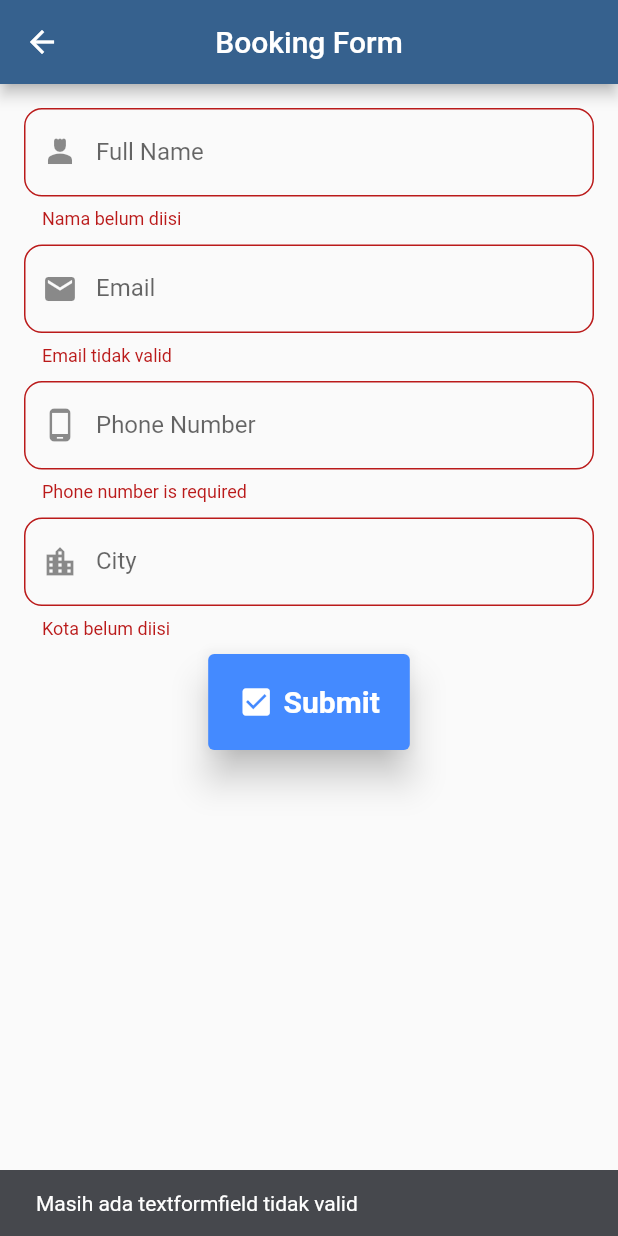
After one commit to kennethraff/FWidgetsAssignmentp1, a Flutter app: the BookingPage screen opened directly, after a tap on "Submit", on a phone screen of 412 x 824 dp. The commit adds this screen. Run offline on Flutter 3.47's test engine with Material 2 defaults, Android fonts, the phone set to English and light mode, and no system bars; our stand-ins replace email_validator.

Commit message:
Nambah booking page

```diff
--- /dev/null
+++ b/Challenge/lib/booking.dart
@@ -0,0 +1,222 @@
+import 'package:depd23_first/home.dart';
+import 'package:email_validator/email_validator.dart';
+import 'package:flutter/material.dart';
+import 'package:flutter/services.dart';
+
+class BookingPage extends StatefulWidget {
+  const BookingPage({super.key});
+
+  @override
+  State<BookingPage> createState() => _BookingPageState();
+}
+class NumericTextFormatter extends TextInputFormatter {
+  @override
+  TextEditingValue formatEditUpdate(
+      TextEditingValue oldValue, TextEditingValue newValue) {
+    // Use a regular expression to remove non-numeric characters from the input.
+    final newText = newValue.text.replaceAll(RegExp(r'[^0-9]'), '');
+    return TextEditingValue(
+      text: newText,
+      selection: TextSelection.fromPosition(
+        TextPosition(offset: newText.length),
+      ),
+    );
+  }
+}
+
+class _BookingPageState extends State<BookingPage> {
+
+  void _incrementCounter() {
+    setState(() {
+      // _counter++;
+    });
+  }
+
+  final _bookingkey = GlobalKey<FormState>();
+  final crtlName = TextEditingController();
+  final crtlEmail = TextEditingController();
+  final crtlPhone = TextEditingController();
+  final crtlCity = TextEditingController();
+  bool _isHide = true;
+
+
+
+
+String? validatePhoneNumber(String? value) {
+  if (value == null || value.isEmpty) {
+    return 'Phone number is required';
+  }
+  if (value.length < 8) {
+    return 'Phone number must be at least 8 digits';
+  } else if (value.length > 13) {
+    return 'Phone number must be less than 15 digits';
+  }
+  return null;
+}
+
+
+
+
+
+  void showInformationDialog(BuildContext context) {
+    showDialog(
+      context: context,
+      builder: (BuildContext context) {
+        return AlertDialog(
+          title: Text("Booking Confirmation"),
+          content: Column(
+            mainAxisSize: MainAxisSize.min,
+            crossAxisAlignment: CrossAxisAlignment.start,
+            children: [
+              Text("Full Name: ${crtlName.text}"),
+              Text("Email: ${crtlEmail.text}"),
+              Text("Phone Number: ${crtlPhone.text}"),
+              Text("City: ${crtlCity.text}"),
+            ],
+          ),
+          actions: <Widget>[
+            TextButton(
+              child: Text("OK"),
+              onPressed: () {
+                Navigator.push(context,
+                      MaterialPageRoute(builder: (context) => HomePage()));
+              },
+            ),
+          ],
+        );
+      },
+    );
+  }
+
+  @override
+  Widget build(BuildContext context) {
+    return Scaffold(
+      appBar: AppBar(
+        title: Text("Booking Form"),
+        centerTitle: true,
+      ),
+      body:SingleChildScrollView(
+      child: Container(
+
+        padding: EdgeInsets.all(16.0),
+        child: Form(
+          key: _bookingkey,
+          child: Column(
+            children: [
+              TextFormField(
+                controller: crtlName,
+                keyboardType: TextInputType.name,
+
+                decoration: InputDecoration(
+                  labelText: "Full Name",
+                  hintText: "Masukkan Nama lengkap",
+                  border: OutlineInputBorder(
+                    borderRadius: BorderRadius.circular(12),
+                  ),
+                  prefixIcon: Icon(Icons.person_4),
+
+                ),
+                validator: (value) {
+                  if (value == null || value.isEmpty) {
+                    return 'Nama belum diisi';
+                  }
+                  return null;
+                },
+              ),
+              SizedBox(height: 10.0,),
+              TextFormField(
+                controller: crtlEmail,
+                keyboardType: TextInputType.emailAddress,
+                decoration: InputDecoration(
+                  labelText: "Email",
+                  hintText: "Masukkan Email",
+                  border: OutlineInputBorder(
+                    borderRadius: BorderRadius.circular(12),
+                  ),
+                  prefixIcon: Icon(Icons.email),
+                ),
+                autovalidateMode: AutovalidateMode.onUserInteraction,
+                validator: (value){
+                  return !EmailValidator.validate(value.toString())
+                  ? "Email tidak valid" : null;
+                },
+              ),
+              SizedBox(height: 10.0,),
+              TextFormField(
+              controller: crtlPhone,
+              keyboardType: TextInputType.phone,
+              inputFormatters: [NumericTextFormatter()],
+              decoration: InputDecoration(
+              labelText: "Phone Number",
+              hintText: "Enter your phone number",
+             border: OutlineInputBorder(
+             borderRadius: BorderRadius.circular(12),
+             ),
+              prefixIcon: Icon(Icons.phone_android),
+            ),
+              validator: (value) => validatePhoneNumber(value.toString()), // Adjust type to String? Function(String?)?
+            ),
+
+
+
+
+              SizedBox(height: 10.0,),
+              TextFormField(
+                controller: crtlCity,
+                keyboardType: TextInputType.streetAddress,
+
+                decoration: InputDecoration(
+                  labelText: "City",
+                  hintText: "Your domicile's city",
+                  border: OutlineInputBorder(
+                    borderRadius: BorderRadius.circular(12),
+                  ),
+                  prefixIcon: Icon(Icons.location_city_outlined),
+
+                ),
+                validator: (value) {
+                  if (value == null || value.isEmpty) {
+                    return 'Kota belum diisi';
+                  }
+                  return null;
+                },
+              ),
+              SizedBox(height: 10.0,),
+               ElevatedButton.icon(
+  onPressed: () {
+    if (_bookingkey.currentState!.validate()) {
+      // All form fields are valid, you can proceed with submission.
+      // Show a dialog, send the data, or perform any other actions here.
+      showInformationDialog(context);
+    } else {
+      // Some form fields are not valid.
+      // Display an error message or handle it as needed.
+      ScaffoldMessenger.of(context).showSnackBar(
+        SnackBar(
+          content: Text('Masih ada textformfield tidak valid'),
+        ),
+      );
+    }
+  },
+  icon: Icon(Icons.check_box),
+  label: Text("Submit"),
+  style: ElevatedButton.styleFrom(
+    elevation: 10.0,
+    padding: EdgeInsets.all(20),
+    backgroundColor: Colors.blueAccent,
+    foregroundColor: Colors.white,
+    textStyle: TextStyle(
+      fontSize: 20.0,
+      fontWeight: FontWeight.bold,
+    ),
+  ),
+),
+
+            ],
+          ),
+        ),
+      ),
+    ),
+    );
+  }
+}
--- a/Challenge/lib/home.dart
+++ b/Challenge/lib/home.dart
@@ -1,3 +1,4 @@
+import 'package:depd23_first/booking.dart';
 import 'package:flutter/material.dart';
 
 class HomePage extends StatefulWidget {
@@ -183,6 +184,25 @@ class _HomePageState extends State<HomePage> {
                     : Colors.white60, //biar transparan 60%
               ),
             ),
+            Positioned(
+              bottom: 20.0, //margin atas
+              right: 10.0, //margin kanan
+              child: ElevatedButton(
+                onPressed: () {
+                 Navigator.push(context,
+                      MaterialPageRoute(builder: (context) => BookingPage()));
+                },
+                child: Text(
+                  "Book Now",
+                  style: TextStyle(
+                      fontFamily: "Poppins",
+                      fontSize: 18,
+                      fontWeight: FontWeight.bold,
+                      color: Colors.white),
+                ),
+
+              ),
+            ),
           ],
         ));
   }
```
Also changed, not shown: Challenge/pubspec.yaml (+7 -20 lines), Challenge/pubspec.lock.
